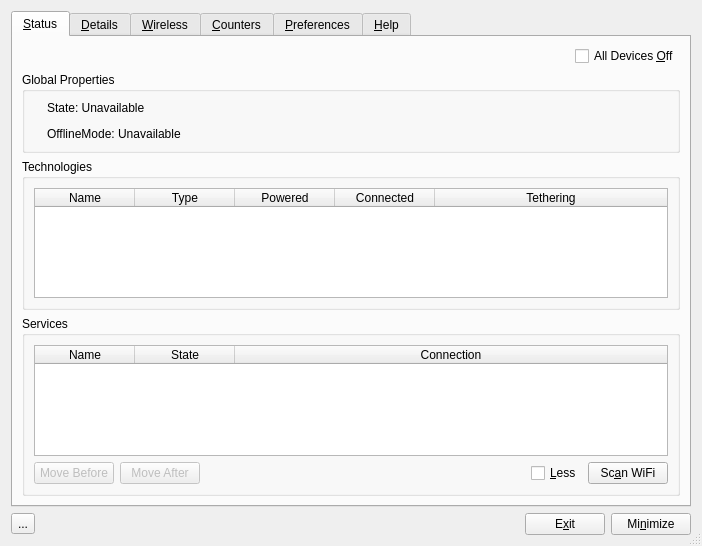
Above: code/control_box/ui/controlbox.ui from andrew-bibb/cmst before the change. Below: the same form after it.
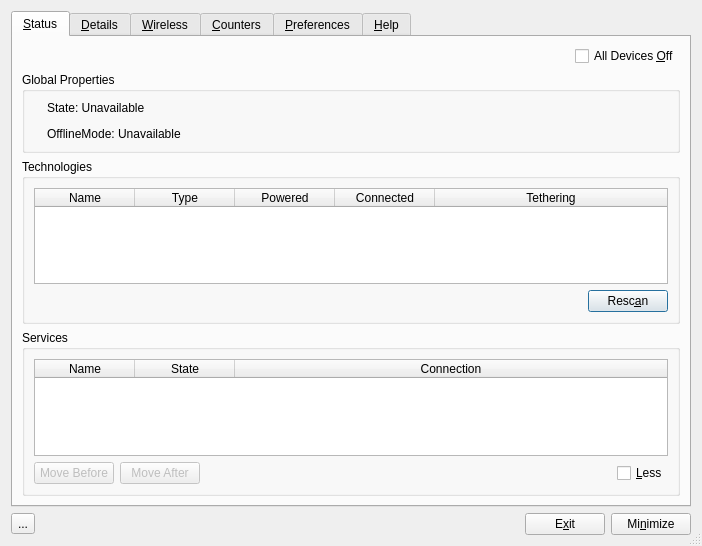
That is the form after the change. Icons and pictures are not drawn.

Commit message: added ready state icon to system tray

What changed in the file:
```diff
--- a/code/control_box/ui/controlbox.ui
+++ b/code/control_box/ui/controlbox.ui
@@ -245,10 +245,40 @@
             </column>
            </widget>
           </item>
+          <item>
+           <layout class="QHBoxLayout" name="horizontalLayout_5">
+            <item>
+             <spacer name="horizontalSpacer">
+              <property name="orientation">
+               <enum>Qt::Horizontal</enum>
+              </property>
+              <property name="sizeHint" stdset="0">
+               <size>
+                <width>293</width>
+                <height>17</height>
+               </size>
+              </property>
+             </spacer>
+            </item>
+            <item>
+             <widget class="QPushButton" name="pushButton_rescan">
+              <property name="toolTip">
+               <string>&lt;html&gt;&lt;head/&gt;&lt;body&gt;&lt;p&gt;Rescan all technologies&lt;/p&gt;&lt;/body&gt;&lt;/html&gt;</string>
+              </property>
+              <property name="whatsThis">
+               <string>&lt;html&gt;&lt;head/&gt;&lt;body&gt;&lt;p&gt;Force a rescan of all technologies to look for services associated with each technology.  Technologies are automatically scanned periodically, this button will force a scan to occur immediately.&lt;/p&gt;&lt;p&gt;This is similar to issuing the command 'connmanctl scan wifi' from the command line, except all technologies will be scanned, not just WiFi.&lt;/p&gt;&lt;/body&gt;&lt;/html&gt;</string>
+              </property>
+              <property name="text">
+               <string>Resc&amp;an</string>
+              </property>
+             </widget>
+            </item>
+           </layout>
+          </item>
          </layout>
         </widget>
        </item>
-       <item row="3" column="0">
+       <item row="4" column="0">
         <widget class="QGroupBox" name="groupBox_services">
          <property name="toolTip">
           <string>&lt;html&gt;&lt;head/&gt;&lt;body&gt;&lt;p&gt;Known services&lt;/p&gt;&lt;/body&gt;&lt;/html&gt;</string>
@@ -378,19 +408,6 @@
               </property>
              </widget>
             </item>
-            <item>
-             <widget class="QPushButton" name="pushButton_scanWifi">
-              <property name="toolTip">
-               <string>&lt;html&gt;&lt;head/&gt;&lt;body&gt;&lt;p&gt;Rescan services&lt;/p&gt;&lt;/body&gt;&lt;/html&gt;</string>
-              </property>
-              <property name="whatsThis">
-               <string>&lt;html&gt;&lt;head/&gt;&lt;body&gt;&lt;p&gt;Force a rescan of WiFi services.  Wifi services are scanned automatically once every 60 seconds.  This button will force a recan.&lt;/p&gt;&lt;/body&gt;&lt;/html&gt;</string>
-              </property>
-              <property name="text">
-               <string>Sc&amp;an WiFi</string>
-              </property>
-             </widget>
-            </item>
            </layout>
           </item>
          </layout>
```
Left out of the diff: 13 changed lines with no effect on the pictures. The commit also changes 2 other files.
